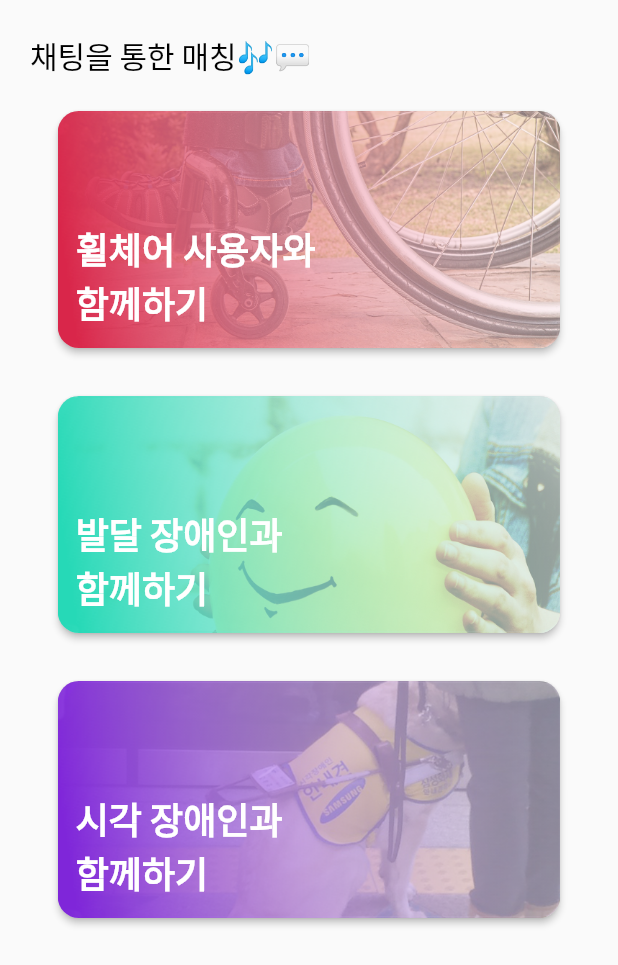
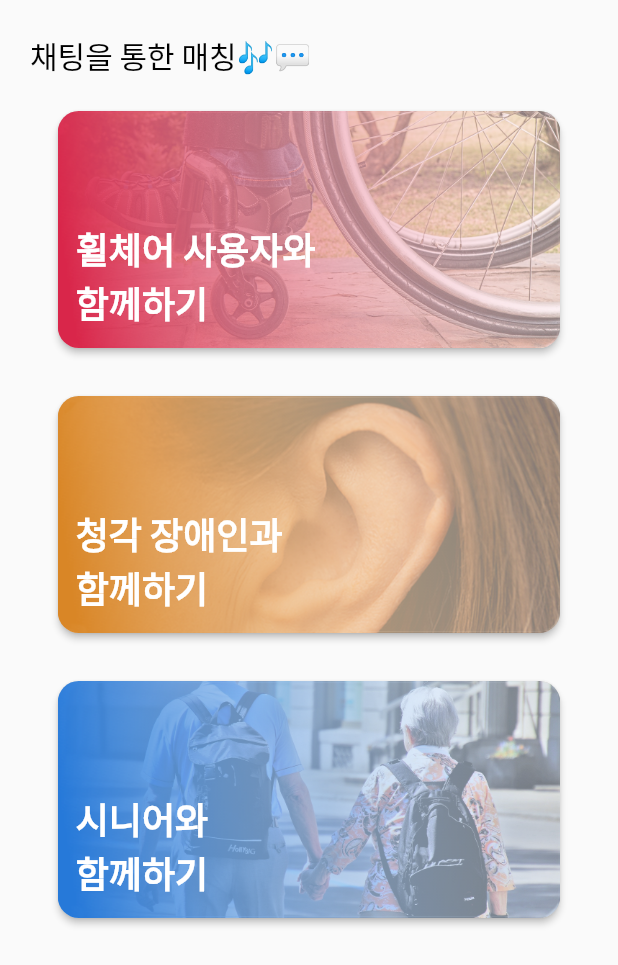
Before and after one commit to amuse-travel/amuseapp, a Flutter app: the ChatForm widget shown alone on an empty page, opened directly, on a phone screen of 412 x 824 dp. Shown: the top 965 px of the screen. Run offline on Flutter 3.47's test engine with Material 2 defaults, Android fonts, the phone set to English and light mode, and no system bars; our stand-ins replace bloc, cached_network_image, carousel_slider, dio, equatable, firebase_auth and 10 more; missing offline and left inert: dash_chat; accounts and stored records are empty; network calls fail.

```diff
--- a/lib/pages/chat/chat_form.dart
+++ b/lib/pages/chat/chat_form.dart
@@ -25,22 +25,7 @@ class _ChatFormState extends State<ChatForm> {
   void didChangeDependencies() {
     super.didChangeDependencies();
 
-    _countCurrentUsers();
-
     _listenMessages();
-  }
-
-  void _countCurrentUsers() {
-    if (_socketIo.socketConnection().connected) {
-      _socketIo.socketConnection().on(
-        'presence',
-        (dynamic data) {
-          log(data.toString());
-        },
-      );
-    } else {
-      log('fail');
-    }
   }
 
   void _listenMessages() {
@@ -59,7 +44,7 @@ class _ChatFormState extends State<ChatForm> {
         },
       );
     } else {
-      log('fail');
+      log('=====| _listenMessages |==========[ socket connection is failure.');
     }
   }
 
@@ -166,11 +151,10 @@ class _ChatFormState extends State<ChatForm> {
               height: 32,
             ),
             _chatRoom(
-              title: '발달 장애인과\n함께하기',
-              image: 'assets/icons/pdd.png',
+              title: '청각 장애인과\n함께하기',
+              image: 'assets/icons/deaf.png',
               onPressed: () => _onEnterChatRoom(
-                category: '발달 장애인과 함께하기',
-                // room: 'pdd',
+                category: '청각 장애인과 함께하기',
                 room: 'china',
               ),
             ),
@@ -178,11 +162,10 @@ class _ChatFormState extends State<ChatForm> {
               height: 32,
             ),
             _chatRoom(
-              title: '시각 장애인과\n함께하기',
-              image: 'assets/icons/blind.png',
+              title: '시니어와\n함께하기',
+              image: 'assets/icons/senior.png',
               onPressed: () => _onEnterChatRoom(
-                category: '시각 장애인과 함께하기',
-                // room: 'blind',
+                category: '시니어와 함께하기',
                 room: 'japan',
               ),
             ),
--- a/lib/pages/login/login_form.dart
+++ b/lib/pages/login/login_form.dart
@@ -91,7 +91,7 @@ class _LoginFormState extends State<LoginForm> {
                             onPressed: _onGoogleLoginButtonPressed,
                             shape: RoundedRectangleBorder(
                               side: BorderSide(
-                                color: Theme.of(context).secondaryHeaderColor,
+                                color: Theme.of(context).textSelectionHandleColor,
                                 width: 0.5
                               ),
                               borderRadius: BorderRadius.circular(7),
--- a/pubspec.yaml
+++ b/pubspec.yaml
@@ -30,6 +30,12 @@ dependencies:
 dev_dependencies:
   flutter_test:
     sdk: flutter
+  flutter_launcher_icons: ^0.8.1
+
+flutter_icons:
+  android: true
+  ios: true
+  image_path: assets/icons/amuse-app-icon.png
 
 flutter:
   uses-material-design: true
```
Also changed, not shown: assets/icons/amuse-app-icon.png (added), pubspec.lock, 20 other files.
